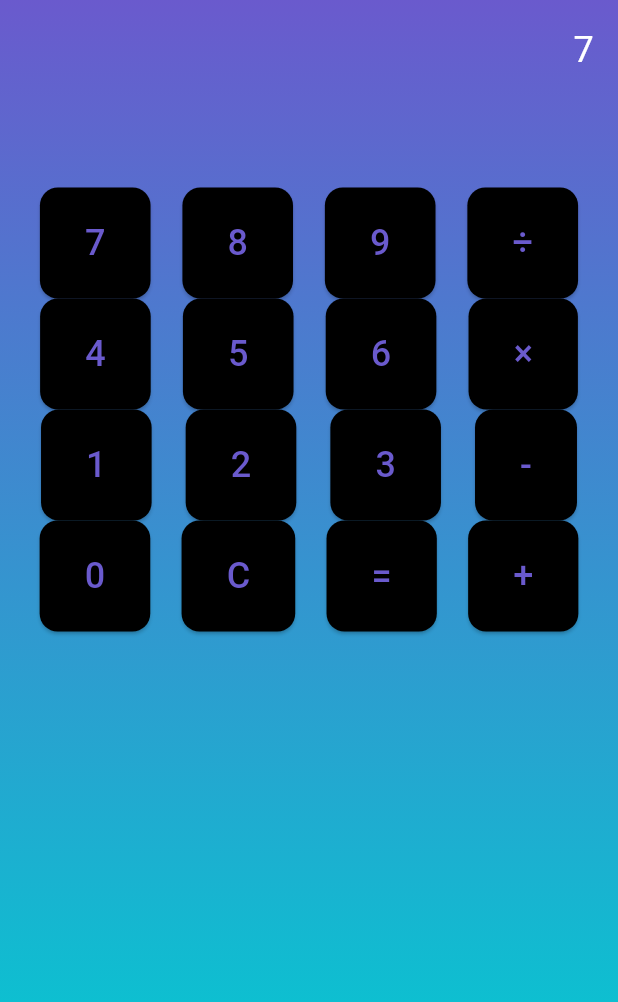
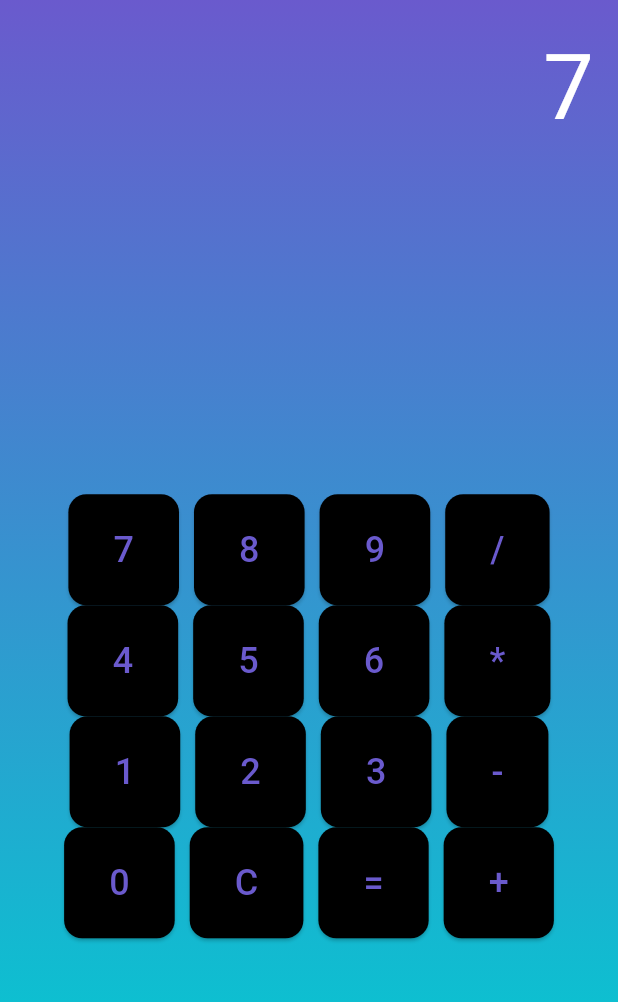
Before and after one commit to OmAlKml/Calculator, a Flutter app: the CalculatorScreen screen opened directly, after a tap on an icon or button, on a phone screen of 412 x 824 dp, the part 84-1086 px from its top. Run offline on Flutter 3.47's test engine with Material 3 defaults, Android fonts, the phone set to English and light mode, and no system bars.

Commit message:
Change the input and result size in calc screen

```diff
--- a/lib/screens/calculator/calc_screen.dart
+++ b/lib/screens/calculator/calc_screen.dart
@@ -20,9 +20,11 @@ class _CalculatorScreenState extends State<CalculatorScreen> {
       } else if (buttonText == '=') {
         // Calculate the result
         try {
-          result = _calculate(input).toString();
+          double calcResult = _calculate(input);
+          result = calcResult % 1 == 0 ? calcResult.toInt().toString() : calcResult.toString();
         } catch (e) {
           result = 'Error';
+          input = ''; // Clear input on error
         }
       } else {
         // Append the pressed button to input
@@ -103,7 +105,7 @@ class _CalculatorScreenState extends State<CalculatorScreen> {
             colors: [
               Color(0xFF6A5ACD), // Slate Blue
               Color(0xFF00CED1), // Dark Turquoise
-            ], // Top to bottom gradient
+            ],
             begin: Alignment.topCenter,
             end: Alignment.bottomCenter,
           ),
@@ -116,7 +118,7 @@ class _CalculatorScreenState extends State<CalculatorScreen> {
               alignment: Alignment.centerRight,
               child: Text(
                 input,
-                style: const TextStyle(fontSize: 24, color: Colors.white),
+                style: const TextStyle(fontSize: 60, color: Colors.white),
               ),
             ),
             const SizedBox(height: 10),
@@ -125,52 +127,67 @@ class _CalculatorScreenState extends State<CalculatorScreen> {
               child: Text(
                 result,
                 style: const TextStyle(
-                    fontSize: 32,
+                    fontSize: 50,
                     fontWeight: FontWeight.bold,
                     color: Colors.white),
               ),
             ),
             const SizedBox(height: 20),
             Expanded(
+              child: Center(
                 child: Column(
+                  mainAxisAlignment: MainAxisAlignment.center,
                   children: <Widget>[
                     Row(
-                    mainAxisAlignment: MainAxisAlignment.spaceAround,
+                      mainAxisAlignment: MainAxisAlignment.center,
                       children: [
                         _buildButton('7', Colors.black),
+                        const SizedBox(width: 10), // Space between buttons
                         _buildButton('8', Colors.black),
+                        const SizedBox(width: 10), // Space between buttons
                         _buildButton('9', Colors.black),
-                      _buildButton('÷', Colors.black),
+                        const SizedBox(width: 10), // Space between buttons
+                        _buildButton('/', Colors.black),
                       ],
                     ),
                     Row(
-                    mainAxisAlignment: MainAxisAlignment.spaceAround,
+                      mainAxisAlignment: MainAxisAlignment.center,
                       children: [
                         _buildButton('4', Colors.black),
+                        const SizedBox(width: 10), // Space between buttons
                         _buildButton('5', Colors.black),
+                        const SizedBox(width: 10), // Space between buttons
                         _buildButton('6', Colors.black),
-                      _buildButton('×', Colors.black),
+                        const SizedBox(width: 10), // Space between buttons
+                        _buildButton('*', Colors.black),
                       ],
                     ),
                     Row(
-                    mainAxisAlignment: MainAxisAlignment.spaceAround,
+                      mainAxisAlignment: MainAxisAlignment.center,
                       children: [
                         _buildButton('1', Colors.black),
+                        const SizedBox(width: 10), // Space between buttons
                         _buildButton('2', Colors.black),
+                        const SizedBox(width: 10), // Space between buttons
                         _buildButton('3', Colors.black),
+                        const SizedBox(width: 10), // Space between buttons
                         _buildButton('-', Colors.black),
                       ],
                     ),
                     Row(
-                    mainAxisAlignment: MainAxisAlignment.spaceAround,
+                      mainAxisAlignment: MainAxisAlignment.center,
                       children: [
                         _buildButton('0', Colors.black),
+                        const SizedBox(width: 10), // Space between buttons
                         _buildButton('C', Colors.black), // Clear button
+                        const SizedBox(width: 10), // Space between buttons
                         _buildButton('=', Colors.black), // Equals button
+                        const SizedBox(width: 10), // Space between buttons
                         _buildButton('+', Colors.black),
                       ],
                     ),
                   ],
+                ),
               ),
             ),
           ],
@@ -184,9 +201,9 @@ class _CalculatorScreenState extends State<CalculatorScreen> {
       onPressed: () => buttonPressed(buttonText),
       style: ElevatedButton.styleFrom(
         padding: const EdgeInsets.symmetric(vertical: 20, horizontal: 30),
-        backgroundColor: buttonColor, // Button color
+        backgroundColor: buttonColor,
         shape: RoundedRectangleBorder(
-          borderRadius: BorderRadius.circular(12), // Rounded corners
+          borderRadius: BorderRadius.circular(12),
         ),
       ),
       child: Text(buttonText,
```
Lines whose indentation alone changed are shown as unchanged.
